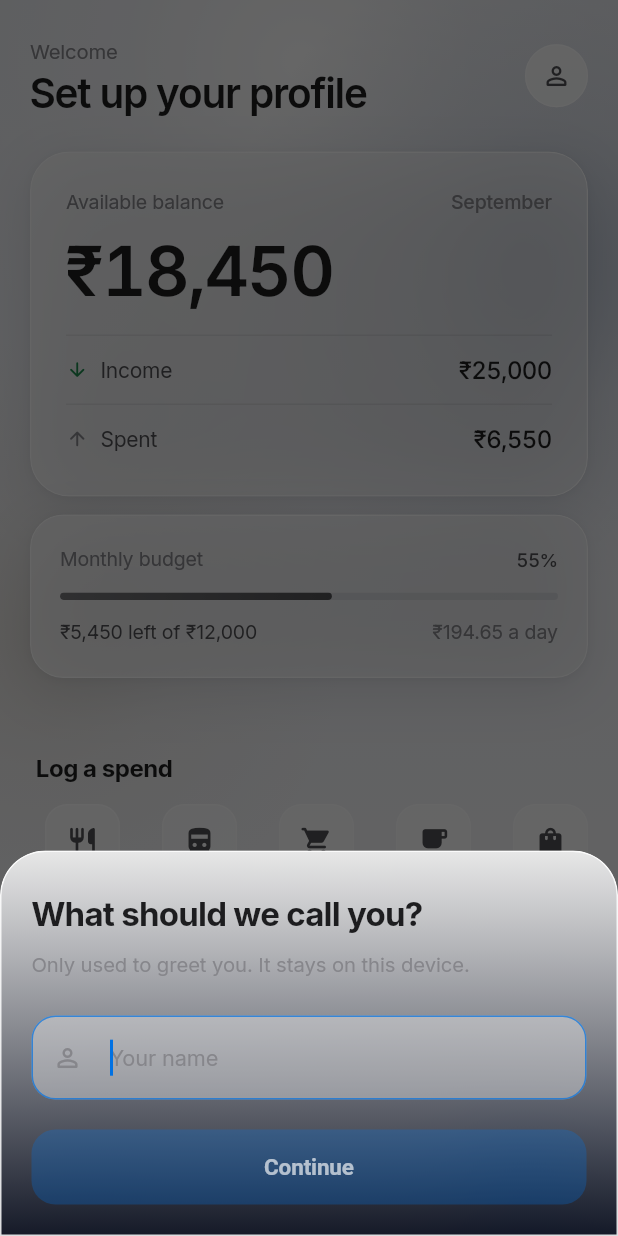
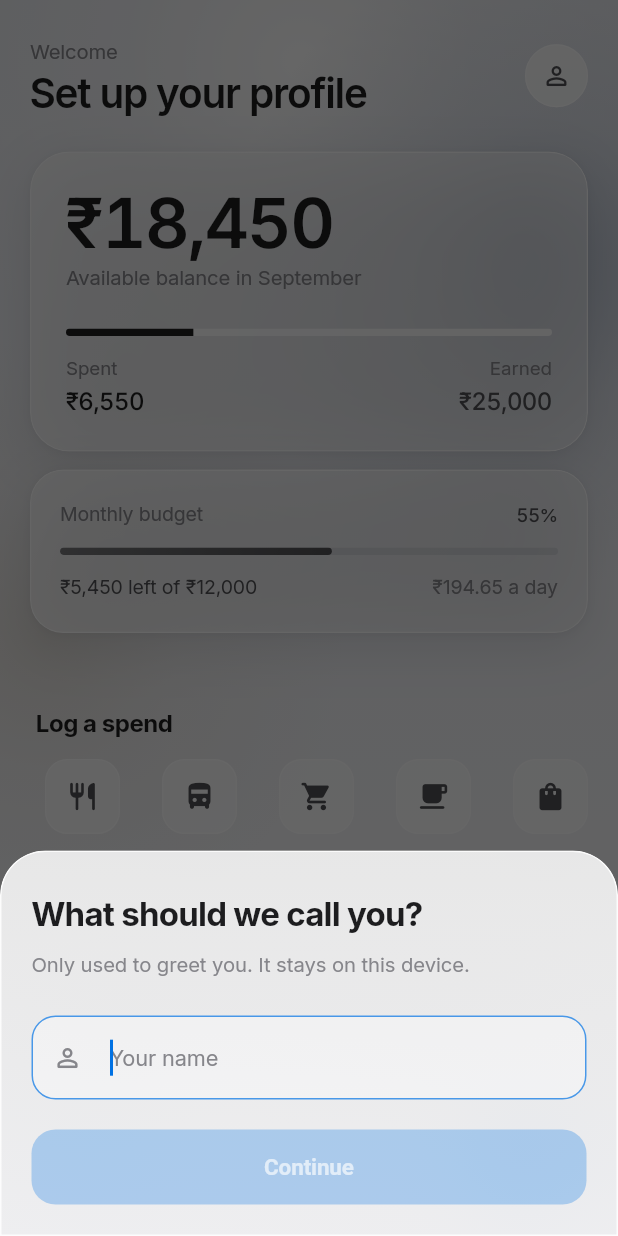
Before and after one commit to CodeBySushant/financeapp-ui, a Flutter app: the screen it shows after launch, on a phone screen of 412 x 824 dp. Run offline on Flutter 3.47's test engine with Material 3 defaults, Android fonts, the phone set to English and light mode, and no system bars; our stand-ins replace google_fonts, shared_preferences; accounts and stored records are empty.

Commit message:
Fix sheet overflow, clipped button glow, and card composition
- Add/name sheets: stop double-counting the gesture-bar inset (paddingOf, not
  viewPaddingOf) and make bodies scrollable with a 90% height cap, fixing the
  7px bottom overflow when the keyboard opens
- Sheets: replace hardcoded navy gradient that rendered dark in light mode
- Nav bar: remove the + button glow, which was clipped by the bar's ClipRRect
  and drew as a hard wedge; drop its now-degenerate two-stop gradient
- Balance card: lead with the figure, join income and spend with a proportion
  bar, remove decorative arrow glyphs
- Insights donut: inset the ring so round caps are no longer shaved by the
  bounding box, thin the stroke, and replace the colour-dot legend with rows
  carrying amount and share

```diff
--- a/lib/core/navigation/app_shell.dart
+++ b/lib/core/navigation/app_shell.dart
@@ -279,21 +279,17 @@ class _AddButton extends StatelessWidget {
             child: Ink(
               decoration: BoxDecoration(
                 borderRadius: BorderRadius.circular(16),
-                gradient: LinearGradient(
-                  begin: Alignment.topLeft,
-                  end: Alignment.bottomRight,
-                  colors: [g.accent, Color.lerp(g.accent, g.accentAlt, 0.45)!],
-                ),
-                boxShadow: [
-                  BoxShadow(
-                    color: g.accent.withValues(alpha: 0.42),
-                    blurRadius: 14,
-                    offset: const Offset(0, 4),
-                  ),
-                ],
+                color: g.accent,
               ),
-              // No label. A labelled sixth slot would read as another tab; a
-              // filled tile with a single glyph reads as an action.
+              // The glow this used to carry was drawn inside the bar's own
+              // ClipRRect, so the blur got sliced off at the pill's edge and
+              // read as a hard blue wedge rather than a halo. A flat tile needs
+              // no glow to be legible as the primary action. The two-stop
+              // gradient went with it — accent and accentAlt are the same
+              // colour now, so it was interpolating between a value and itself.
+              //
+              // No label either: a labelled sixth slot would read as another
+              // tab; a filled tile with a single glyph reads as an action.
               child: Center(
                 child: Icon(Icons.add_rounded, size: 24, color: g.onAccent),
               ),
--- a/lib/features/home/presentation/home_screen.dart
+++ b/lib/features/home/presentation/home_screen.dart
@@ -216,7 +216,15 @@ class _Greeting extends StatelessWidget {
   }
 }
 
-/// The one figure that matters, given the room to matter.
+/// The balance card.
+///
+/// The default treatment for this — a small label, a big number under it, then
+/// a symmetrical pair of stat tiles with up/down arrows — is the single most
+/// templated card in finance UI, and it was what this looked like. Three
+/// changes: the figure leads and the label explains it afterwards, which is how
+/// a price is set on a product page; the two figures are joined by a
+/// proportion bar so they relate to each other instead of sitting as
+/// disconnected stats; and the decorative arrow glyphs are gone.
 class _BalanceHero extends StatelessWidget {
   const _BalanceHero({required this.summary});
 
@@ -227,42 +235,17 @@ class _BalanceHero extends StatelessWidget {
     final g = context.glass;
     final text = context.text;
 
+    final earned = summary.monthIncome;
+    final spent = summary.monthExpenses;
+    final share = earned.isZero ? 0.0 : spent.ratioOf(earned);
+
     return GlassPanel(
       blurred: true,
       radius: 26,
-      padding: const EdgeInsets.fromLTRB(
-        AppSpacing.xxl,
-        AppSpacing.xxl,
-        AppSpacing.xxl,
-        AppSpacing.lg,
-      ),
+      padding: const EdgeInsets.all(AppSpacing.xxl),
       child: Column(
         crossAxisAlignment: CrossAxisAlignment.start,
         children: [
-          Row(
-            children: [
-              Expanded(
-                child: Text(
-                  'Available balance',
-                  style: TextStyle(
-                    fontSize: 13,
-                    letterSpacing: -0.1,
-                    color: g.textMuted,
-                  ),
-                ),
-              ),
-              Text(
-                summary.periodLabel,
-                style: TextStyle(
-                  fontSize: 13,
-                  fontWeight: FontWeight.w500,
-                  letterSpacing: -0.1,
-                  color: g.textMuted,
-                ),
-              ),
-            ],
-          ),
-          const SizedBox(height: AppSpacing.md),
           FittedBox(
             fit: BoxFit.scaleDown,
             alignment: Alignment.centerLeft,
@@ -272,18 +255,44 @@ class _BalanceHero extends StatelessWidget {
               semanticsLabel: summary.availableBalance.semanticLabel(),
             ),
           ),
-          const SizedBox(height: AppSpacing.xl),
-          Divider(height: 1, thickness: 1, color: g.strokeSoft),
-          _Flow(
-            label: 'Income',
-            amount: summary.monthIncome,
-            positive: true,
+          const SizedBox(height: AppSpacing.xs),
+          Text(
+            'Available balance in ${summary.periodLabel}',
+            style: TextStyle(
+              fontSize: 13.5,
+              letterSpacing: -0.1,
+              color: g.textMuted,
             ),
-          Divider(height: 1, thickness: 1, color: g.strokeSoft),
-          _Flow(
-            label: 'Spent',
-            amount: summary.monthExpenses,
-            positive: false,
+          ),
+          const SizedBox(height: AppSpacing.xxl),
+          // How much of what came in has gone back out. Two numbers in a row
+          // tell you nothing about each other; this makes the relationship the
+          // point.
+          ClipRRect(
+            borderRadius: BorderRadius.circular(3),
+            child: Stack(
+              children: [
+                Container(
+                  height: 5,
+                  color: g.isDark
+                      ? Colors.white.withValues(alpha: 0.12)
+                      : Colors.white.withValues(alpha: 0.85),
+                ),
+                FractionallySizedBox(
+                  widthFactor: share.clamp(0.0, 1.0),
+                  child: Container(height: 5, color: g.text),
+                ),
+              ],
+            ),
+          ),
+          const SizedBox(height: AppSpacing.md),
+          Row(
+            crossAxisAlignment: CrossAxisAlignment.end,
+            children: [
+              _Flow(label: 'Spent', amount: spent, emphasis: true),
+              const Spacer(),
+              _Flow(label: 'Earned', amount: earned, emphasis: false),
+            ],
           ),
         ],
       ),
@@ -295,46 +304,38 @@ class _Flow extends StatelessWidget {
   const _Flow({
     required this.label,
     required this.amount,
-    required this.positive,
+    required this.emphasis,
   });
 
   final String label;
   final Money amount;
-  final bool positive;
+  final bool emphasis;
 
   @override
   Widget build(BuildContext context) {
     final g = context.glass;
 
-    return Padding(
-      padding: const EdgeInsets.symmetric(vertical: AppSpacing.md),
-      child: Row(
+    return Column(
+      crossAxisAlignment:
+          emphasis ? CrossAxisAlignment.start : CrossAxisAlignment.end,
+      mainAxisSize: MainAxisSize.min,
       children: [
-          Icon(
-            positive ? Icons.arrow_downward_rounded : Icons.arrow_upward_rounded,
-            size: 15,
-            // Green earns its place: money arriving is the one genuinely good
-            // event on this screen. Money leaving is normal, so it stays neutral
-            // rather than being painted as an alarm.
-            color: positive ? g.success : g.textMuted,
-          ),
-          const SizedBox(width: AppSpacing.sm),
-          Expanded(
-            child: Text(
+        Text(
           label,
           style: TextStyle(
-                fontSize: 14,
-                letterSpacing: -0.15,
-                color: g.textSecondary,
+            fontSize: 12.5,
+            letterSpacing: -0.05,
+            color: g.textMuted,
           ),
         ),
-          ),
+        const SizedBox(height: 2),
         Text(
           amount.format(),
-            style: context.text.moneyMd.copyWith(color: g.text),
+          style: context.text.moneyMd.copyWith(
+            color: emphasis ? g.text : g.textSecondary,
+          ),
         ),
       ],
-      ),
     );
   }
 }
--- a/lib/features/onboarding/presentation/name_sheet.dart
+++ b/lib/features/onboarding/presentation/name_sheet.dart
@@ -55,7 +55,11 @@ class _NameSheetState extends State<_NameSheet> {
   Widget build(BuildContext context) {
     final g = context.glass;
     final keyboard = MediaQuery.viewInsetsOf(context).bottom;
-    final bottom = MediaQuery.viewPaddingOf(context).bottom;
+    // paddingOf, not viewPaddingOf: viewPadding keeps reporting the gesture-bar
+    // strip while the keyboard is up, so adding it on top of viewInsets counted
+    // the same space twice and pushed the content past the bottom edge.
+    final bottom = MediaQuery.paddingOf(context).bottom;
+    final maxHeight = MediaQuery.sizeOf(context).height * 0.9 - keyboard;
     final editing = widget.initial != null;
 
     return PopScope(
@@ -83,11 +87,12 @@ class _NameSheetState extends State<_NameSheet> {
                   end: Alignment.bottomCenter,
                   colors: [
                     g.stroke,
-                    const Color(0xFF0B1020).withValues(alpha: 0.88),
+                  g.canvasBottom.withValues(alpha: g.isDark ? 0.86 : 0.92),
                   ],
                 ),
                 border: Border.all(color: g.stroke),
               ),
+              child: SingleChildScrollView(
               child: Column(
                 mainAxisSize: MainAxisSize.min,
                 crossAxisAlignment: CrossAxisAlignment.start,
@@ -143,6 +148,7 @@ class _NameSheetState extends State<_NameSheet> {
                 ],
               ),
             ),
+            ),
           ),
         ),
       ),
```
Also changed, not shown: lib/features/insights/presentation/insights_screen.dart (+89 -42 lines), lib/features/transactions/presentation/add_transaction_sheet.dart (+13 -4 lines). Lines whose indentation alone changed are shown as unchanged.
